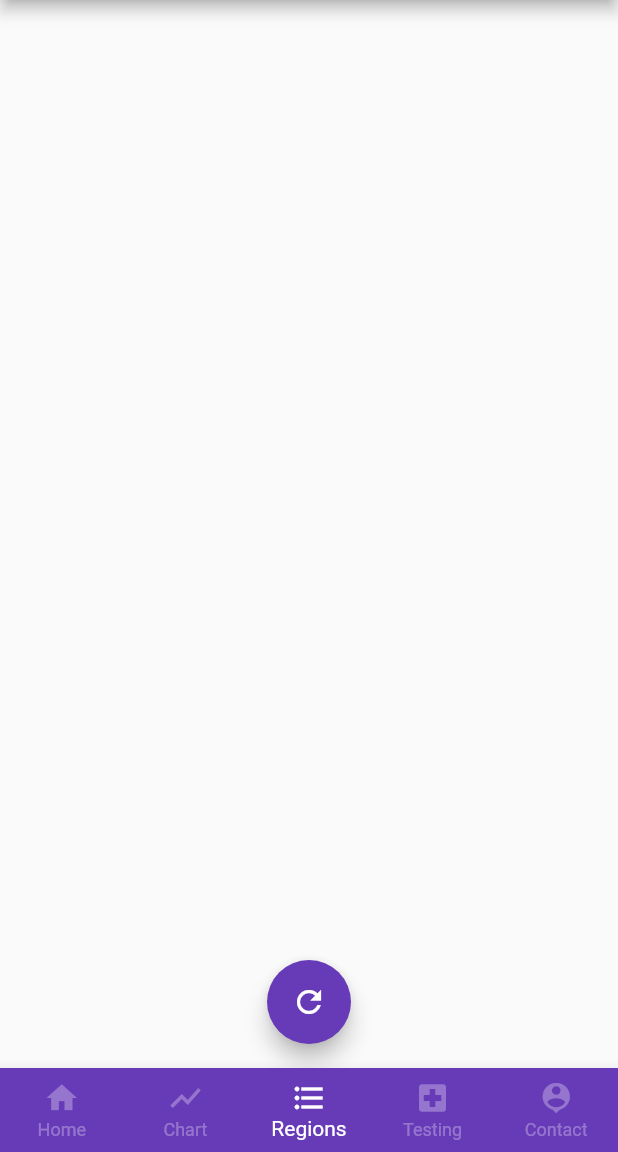
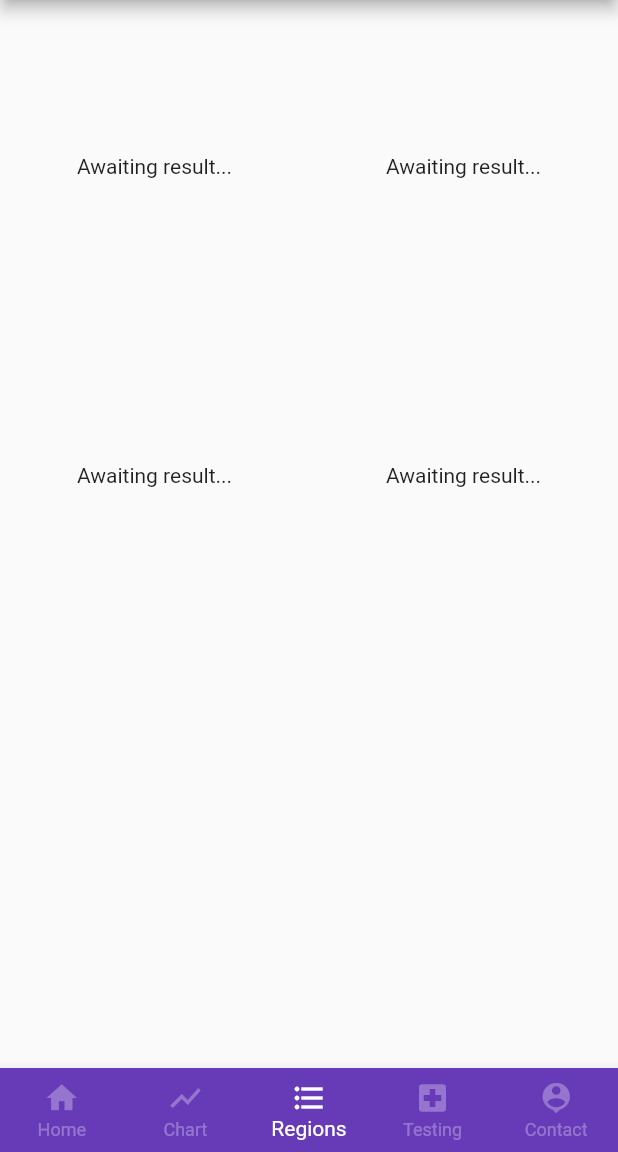
Before and after one commit to PurpleBeansPH/philippines_covid19_app, a Flutter app: the RegionScreen screen opened by its route, on a phone screen of 412 x 824 dp, the part 84-1236 px from its top. Run offline on Flutter 3.47's test engine with Material 2 defaults, Android fonts, the phone set to English and light mode, and no system bars; our stand-ins replace bloc, charts_flutter, csv, flutter_bloc.

Commit message:
HOLY SHIT FINALLY GOT DATA TO WORK

```diff
--- a/lib/Screens/RegionScreen.dart
+++ b/lib/Screens/RegionScreen.dart
@@ -1,5 +1,5 @@
 import 'package:flutter/material.dart';
-import 'package:philippinescovid19app/Utills/CSVReader.dart';
+import 'package:philippinescovid19app/Utills/CSVRegionScreen.dart';
 
 class RegionScreen extends StatefulWidget {
 
@@ -39,7 +39,7 @@ class _RegionScreenState extends State<RegionScreen> {
         appBar: AppBar(
           title: Text('Philippines nCov App'),
         ),
-        body: CSVReader(),
+        body: CSVRegionScreen(),
         bottomNavigationBar: BottomNavigationBar(
           backgroundColor: Colors.deepPurple,
           selectedItemColor: Colors.white,
--- /dev/null
+++ b/lib/Utills/CSVRegionScreen.dart
@@ -0,0 +1,161 @@
+import 'package:flutter/material.dart';
+import 'package:philippinescovid19app/Utills/CSVReader.dart';
+
+class CSVRegionScreen extends StatefulWidget {
+  @override
+  _CSVRegionScreenState createState() => _CSVRegionScreenState();
+}
+
+class _CSVRegionScreenState extends State<CSVRegionScreen> {
+  @override
+  Widget build(BuildContext context) {
+    return Scaffold(
+      body: GridView.count(crossAxisCount: 2, children: [
+        FutureBuilder<dynamic>(
+          future: CSVReader().getCountTotalRecovered(),
+          // a previously-obtained Future<String> or null
+          builder: (BuildContext context, AsyncSnapshot<dynamic> snapshot) {
+            List<Widget> children;
+            if (snapshot.hasData) {
+              children = <Widget>[
+                Padding(
+                  padding: const EdgeInsets.only(top: 16),
+                  child: Text('Recovered: ${snapshot.data}'),
+                )
+              ];
+            } else if (snapshot.hasError) {
+              children = <Widget>[
+                Padding(
+                  padding: const EdgeInsets.only(top: 16),
+                  child: Text('Error: ${snapshot.error}'),
+                )
+              ];
+            } else {
+              children = <Widget>[
+                const Padding(
+                  padding: EdgeInsets.only(top: 16),
+                  child: Text('Awaiting result...'),
+                )
+              ];
+            }
+            return Center(
+              child: Column(
+                mainAxisAlignment: MainAxisAlignment.center,
+                crossAxisAlignment: CrossAxisAlignment.center,
+                children: children,
+              ),
+            );
+          },
+        ),
+        FutureBuilder<dynamic>(
+          future: CSVReader().getCountTotalDied(),
+          // a previously-obtained Future<String> or null
+          builder: (BuildContext context, AsyncSnapshot<dynamic> snapshot) {
+            List<Widget> children;
+            if (snapshot.hasData) {
+              children = <Widget>[
+                Padding(
+                  padding: const EdgeInsets.only(top: 16),
+                  child: Text('Died: ${snapshot.data}'),
+                )
+              ];
+            } else if (snapshot.hasError) {
+              children = <Widget>[
+                Padding(
+                  padding: const EdgeInsets.only(top: 16),
+                  child: Text('Error: ${snapshot.error}'),
+                )
+              ];
+            } else {
+              children = <Widget>[
+                const Padding(
+                  padding: EdgeInsets.only(top: 16),
+                  child: Text('Awaiting result...'),
+                )
+              ];
+            }
+            return Center(
+              child: Column(
+                mainAxisAlignment: MainAxisAlignment.center,
+                crossAxisAlignment: CrossAxisAlignment.center,
+                children: children,
+              ),
+            );
+          },
+        ),
+        FutureBuilder<dynamic>(
+          future: CSVReader().getTotalCases(),
+          // a previously-obtained Future<String> or null
+          builder: (BuildContext context, AsyncSnapshot<dynamic> snapshot) {
+            List<Widget> children;
+            if (snapshot.hasData) {
+              children = <Widget>[
+                Padding(
+                  padding: const EdgeInsets.only(top: 16),
+                  child: Text('Total Cases: ${snapshot.data}'),
+                )
+              ];
+            } else if (snapshot.hasError) {
+              children = <Widget>[
+                Padding(
+                  padding: const EdgeInsets.only(top: 16),
+                  child: Text('Error: ${snapshot.error}'),
+                )
+              ];
+            } else {
+              children = <Widget>[
+                const Padding(
+                  padding: EdgeInsets.only(top: 16),
+                  child: Text('Awaiting result...'),
+                )
+              ];
+            }
+            return Center(
+              child: Column(
+                mainAxisAlignment: MainAxisAlignment.center,
+                crossAxisAlignment: CrossAxisAlignment.center,
+                children: children,
+              ),
+            );
+          },
+        ),
+        FutureBuilder<dynamic>(
+          future: CSVReader().getTotalAdmitted(),
+          // a previously-obtained Future<String> or null
+          builder: (BuildContext context, AsyncSnapshot<dynamic> snapshot) {
+            List<Widget> children;
+            if (snapshot.hasData) {
+              children = <Widget>[
+                Padding(
+                  padding: const EdgeInsets.only(top: 16),
+                  child: Text('Currently Admitted: ${snapshot.data}'),
+                )
+              ];
+            } else if (snapshot.hasError) {
+              children = <Widget>[
+                Padding(
+                  padding: const EdgeInsets.only(top: 16),
+                  child: Text('Error: ${snapshot.error}'),
+                )
+              ];
+            } else {
+              children = <Widget>[
+                const Padding(
+                  padding: EdgeInsets.only(top: 16),
+                  child: Text('Awaiting result...'),
+                )
+              ];
+            }
+            return Center(
+              child: Column(
+                mainAxisAlignment: MainAxisAlignment.center,
+                crossAxisAlignment: CrossAxisAlignment.center,
+                children: children,
+              ),
+            );
+          },
+        )
+      ]),
+    );
+  }
+}
```
Also changed, not shown: lib/Screens/HomeScreen.dart (+3 -12 lines), lib/Utills/CSVHomeScreen.dart (added, +133 -0 lines), lib/Utills/CSVReader.dart (+65 -46 lines).
